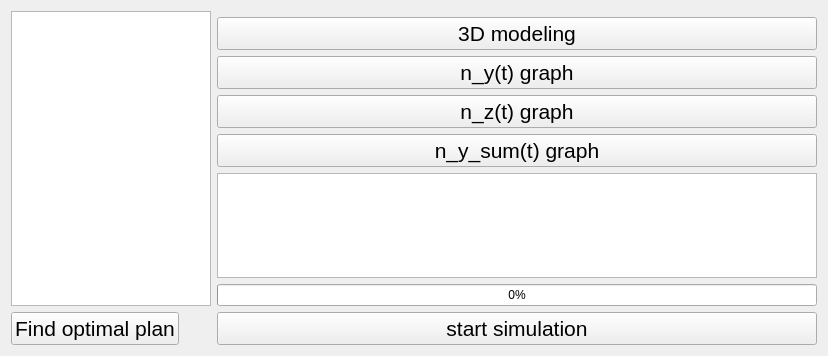
Old version of the form AcceptableKDialog/resultframe.ui in the repository Yegres5/diploma.
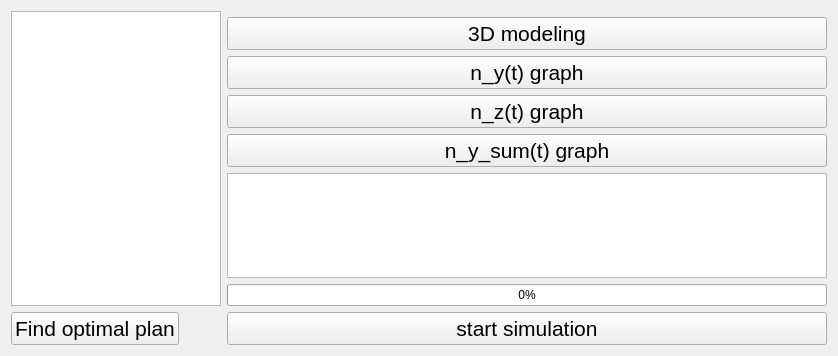
New version of the form.

The edit to the form file:
```diff
--- a/AcceptableKDialog/resultframe.ui
+++ b/AcceptableKDialog/resultframe.ui
@@ -6,7 +6,7 @@
    <rect>
     <x>0</x>
     <y>0</y>
-    <width>688</width>
+    <width>838</width>
     <height>356</height>
    </rect>
   </property>
@@ -16,6 +16,9 @@
   <layout class="QGridLayout" name="gridLayout">
    <item row="2" column="2">
     <widget class="QPushButton" name="button_draw_ny">
+     <property name="enabled">
+      <bool>true</bool>
+     </property>
      <property name="font">
       <font>
        <pointsize>16</pointsize>
```
Left out of the diff: 12 changed lines with no effect on the pictures.
